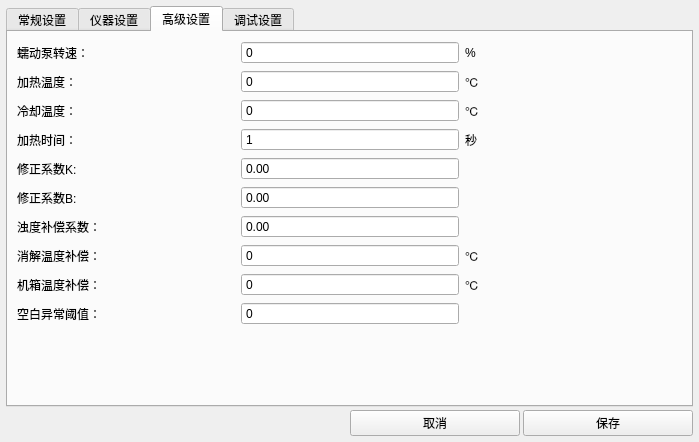
Old version of the form setui.ui in the repository DREAM251/WaterMonitoring.
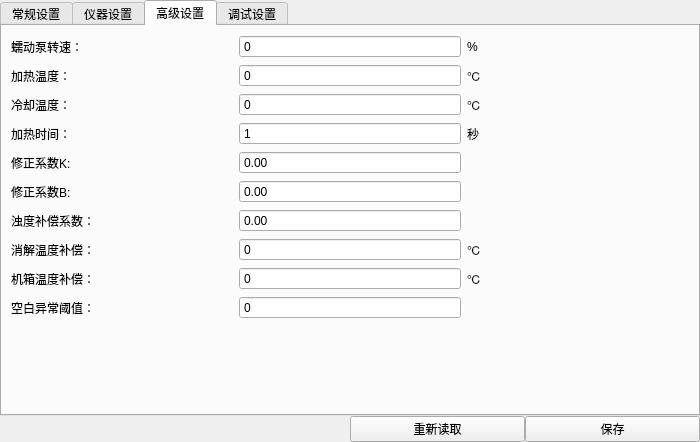
New version of the form. The open tabs and pages were chosen to show the change.

Diff of the .ui file:
```diff
--- a/setui.ui
+++ b/setui.ui
@@ -6,7 +6,7 @@
    <rect>
     <x>0</x>
     <y>0</y>
-    <width>699</width>
+    <width>700</width>
     <height>442</height>
    </rect>
   </property>
@@ -15,15 +15,15 @@
   </property>
   <layout class="QGridLayout" name="gridLayout">
    <property name="margin">
-    <number>6</number>
+    <number>0</number>
    </property>
    <property name="spacing">
-    <number>3</number>
+    <number>0</number>
    </property>
    <item row="1" column="2">
     <widget class="QPushButton" name="Cancel">
      <property name="text">
-      <string>取消</string>
+      <string>重新读取</string>
      </property>
     </widget>
    </item>
```
Left out of the diff: 10 changed lines with no effect on the pictures.
